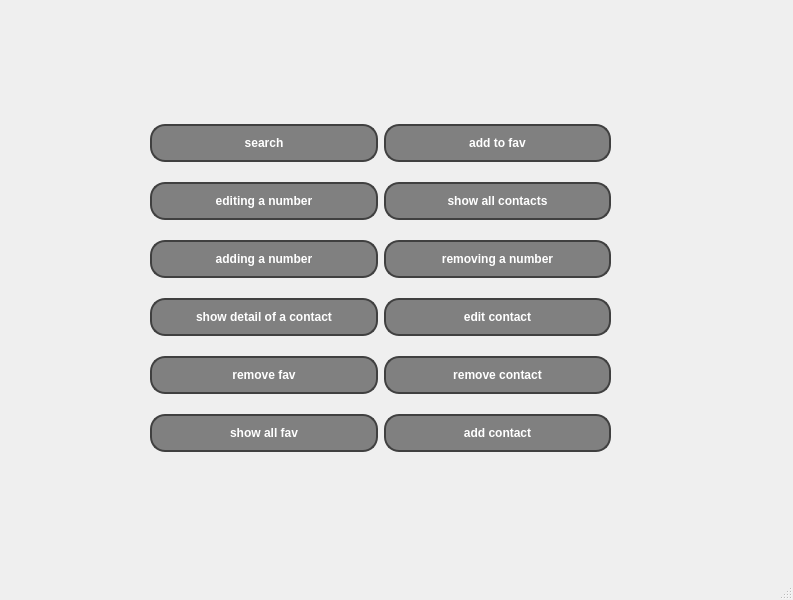
Qt form phone_book/mainwindow.ui (amirsoleimani7/Qt_PhoneBook) before a commit.
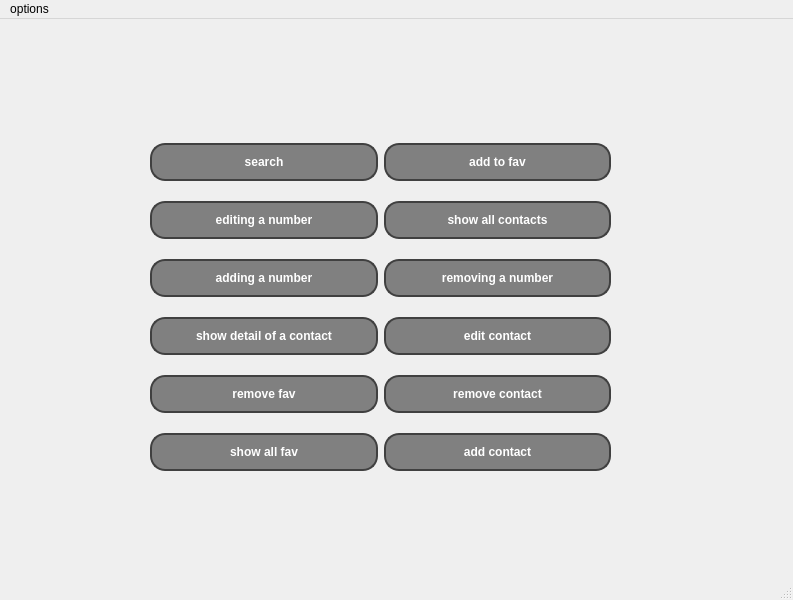
The same form after that commit.

Patch:
```diff
--- a/phone_book/mainwindow.ui
+++ b/phone_book/mainwindow.ui
@@ -34,7 +34,7 @@
 </string>
   </property>
   <widget class="QWidget" name="centralwidget">
-   <widget class="QWidget" name="">
+   <widget class="QWidget" name="layoutWidget">
     <property name="geometry">
      <rect>
       <x>150</x>
@@ -400,6 +400,16 @@
      <height>25</height>
     </rect>
    </property>
+   <widget class="QMenu" name="menuoptions">
+    <property name="title">
+     <string>options</string>
+    </property>
+    <addaction name="actionsave"/>
+    <addaction name="actionload"/>
+    <addaction name="actionexpotr"/>
+    <addaction name="actionimport"/>
+   </widget>
+   <addaction name="menuoptions"/>
   </widget>
   <widget class="QStatusBar" name="statusbar"/>
  </widget>
```
Left out of the diff: 32 changed lines with no effect on the pictures.
